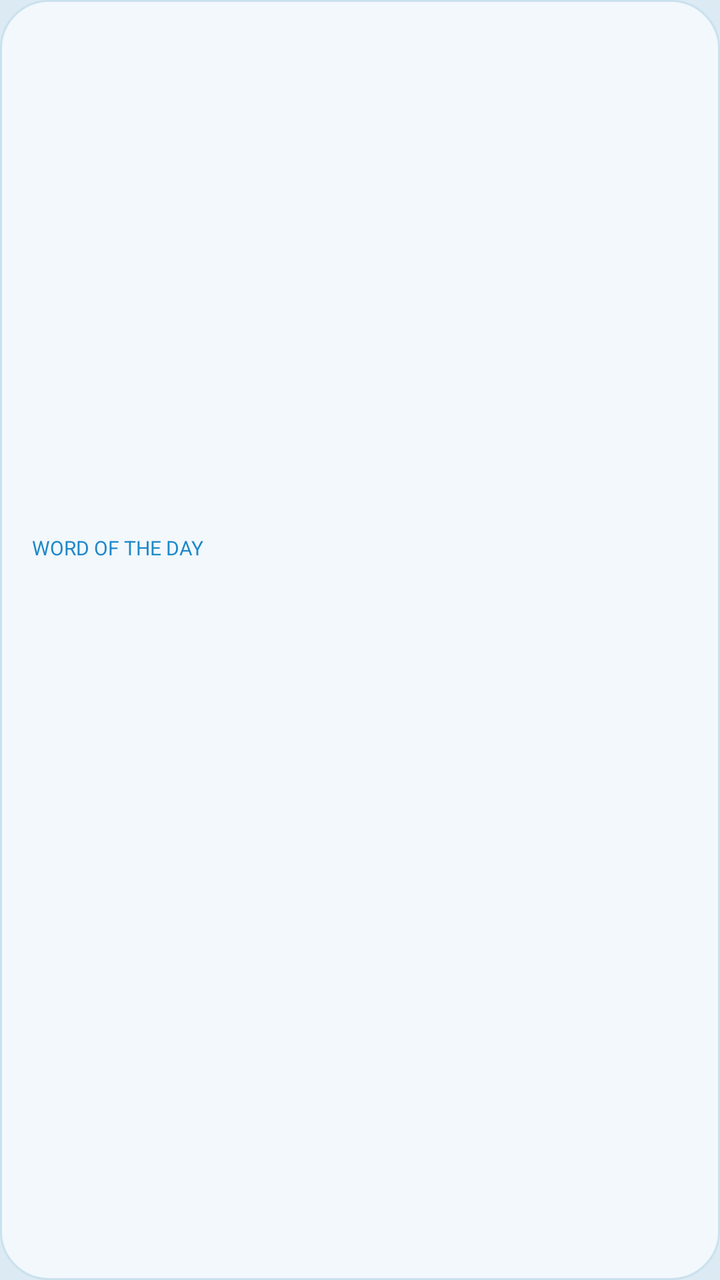
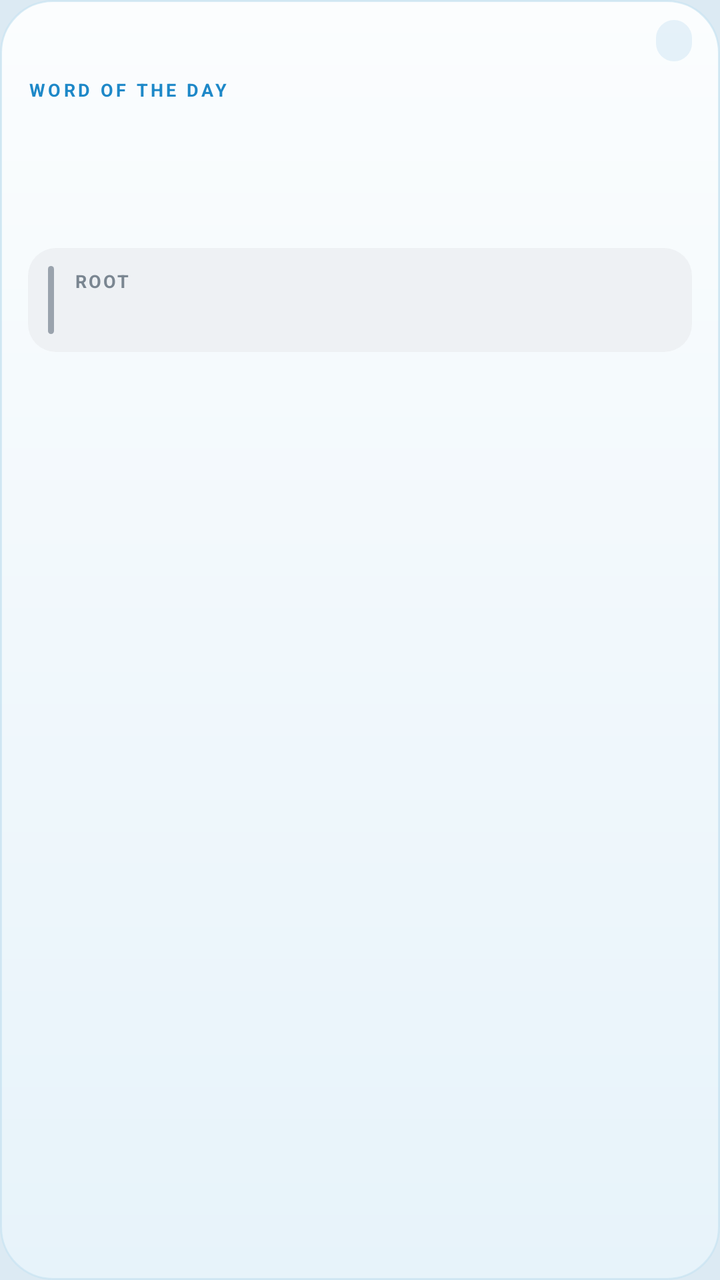

Compare the two renders of this Android layout. The source of the first and the diff that turns it into the second are given below.
<!-- AndroidManifest.xml: application theme Theme.VocabDaily -->
<!-- res/layout/widget_vocab.xml -->
<?xml version="1.0" encoding="utf-8"?>
<LinearLayout xmlns:android="http://schemas.android.com/apk/res/android"
    android:id="@+id/widget_root"
    android:layout_width="match_parent"
    android:layout_height="match_parent"
    android:background="@drawable/bg_widget_coast"
    android:gravity="center_vertical"
    android:orientation="vertical"
    android:padding="16dp">

    <LinearLayout
        android:layout_width="match_parent"
        android:layout_height="wrap_content"
        android:orientation="horizontal">

        <TextView
            android:id="@+id/widget_day"
            android:layout_width="0dp"
            android:layout_height="wrap_content"
            android:layout_weight="1"
            android:ellipsize="end"
            android:maxLines="1"
            android:textColor="#3A5F7A"
            android:textSize="12sp" />

        <TextView
            android:id="@+id/widget_count"
            android:layout_width="wrap_content"
            android:layout_height="wrap_content"
            android:maxLines="1"
            android:textColor="#1E88C8"
            android:textSize="12sp"
            android:textStyle="bold" />
    </LinearLayout>

    <TextView
        android:id="@+id/widget_eyebrow"
        android:layout_width="match_parent"
        android:layout_height="wrap_content"
        android:layout_marginTop="10dp"
        android:text="@string/widget_eyebrow"
        android:textAllCaps="true"
        android:textColor="#1E88C8"
        android:textSize="10sp" />

    <TextView
        android:id="@+id/widget_word"
        android:layout_width="match_parent"
        android:layout_height="wrap_content"
        android:layout_marginTop="2dp"
        android:ellipsize="end"
        android:maxLines="2"
        android:textColor="#12344F"
        android:textSize="28sp"
        android:textStyle="bold" />

    <TextView
        android:id="@+id/widget_meaning"
        android:layout_width="match_parent"
        android:layout_height="wrap_content"
        android:layout_marginTop="8dp"
        android:ellipsize="end"
        android:maxLines="3"
        android:textColor="#3A5F7A"
        android:textSize="14sp" />

    <TextView
        android:id="@+id/widget_etymology"
        android:layout_width="match_parent"
        android:layout_height="wrap_content"
        android:layout_marginTop="10dp"
        android:ellipsize="end"
        android:maxLines="1"
        android:textColor="#1E88C8"
        android:textSize="13sp"
        android:textStyle="italic" />

    <TextView
        android:id="@+id/widget_example"
        android:layout_width="match_parent"
        android:layout_height="wrap_content"
        android:layout_marginTop="8dp"
        android:ellipsize="end"
        android:maxLines="2"
        android:textColor="#3A5F7A"
        android:textSize="12sp" />
</LinearLayout>
<!-- resources referenced by this layout -->
<resources>
  <!-- drawable bg_widget_coast (drawable) -->
  <?xml version="1.0" encoding="utf-8"?>
  <shape xmlns:android="http://schemas.android.com/apk/res/android"
      android:shape="rectangle">
      <solid android:color="#F2F8FC" />
      <corners android:radius="24dp" />
      <stroke
          android:width="1dp"
          android:color="#99B8D9EA" />
  </shape>
  <string name="widget_eyebrow">Word of the day</string>
  <style name="Theme.VocabDaily" parent="Theme.Material3.Light.NoActionBar">
          <item name="colorPrimary">@color/coast_accent</item>
          <item name="android:statusBarColor">@color/coast_page</item>
          <item name="android:navigationBarColor">@color/coast_page</item>
          <item name="android:windowBackground">@color/coast_page</item>
          <item name="android:windowLightStatusBar">true</item>
      </style>
  <color name="coast_accent">#1E88C8</color>
  <color name="coast_page">#DCEAF3</color>
</resources>

<!-- the commit's change to res/layout/widget_vocab.xml (unified diff, before → after) -->
@@ -4,13 +4,18 @@
     android:layout_width="match_parent"
     android:layout_height="match_parent"
     android:background="@drawable/bg_widget_coast"
-    android:gravity="center_vertical"
+    android:gravity="top"
     android:orientation="vertical"
-    android:padding="16dp">
+    android:paddingStart="14dp"
+    android:paddingTop="10dp"
+    android:paddingEnd="14dp"
+    android:paddingBottom="12dp">
 
+    
     <LinearLayout
         android:layout_width="match_parent"
         android:layout_height="wrap_content"
+        android:gravity="center_vertical"
         android:orientation="horizontal">
 
         <TextView
@@ -20,16 +25,22 @@
             android:layout_weight="1"
             android:ellipsize="end"
             android:maxLines="1"
-            android:textColor="#3A5F7A"
-            android:textSize="12sp" />
+            android:textColor="#5B6B78"
+            android:textSize="11sp"
+            android:textStyle="bold" />
 
         <TextView
             android:id="@+id/widget_count"
             android:layout_width="wrap_content"
             android:layout_height="wrap_content"
+            android:background="@drawable/bg_count_chip"
             android:maxLines="1"
+            android:paddingStart="9dp"
+            android:paddingTop="3dp"
+            android:paddingEnd="9dp"
+            android:paddingBottom="3dp"
             android:textColor="#1E88C8"
-            android:textSize="12sp"
+            android:textSize="11sp"
             android:textStyle="bold" />
     </LinearLayout>
 
@@ -37,51 +48,96 @@
         android:id="@+id/widget_eyebrow"
         android:layout_width="match_parent"
         android:layout_height="wrap_content"
-        android:layout_marginTop="10dp"
+        android:layout_marginTop="8dp"
+        android:letterSpacing="0.16"
         android:text="@string/widget_eyebrow"
         android:textAllCaps="true"
         android:textColor="#1E88C8"
-        android:textSize="10sp" />
+        android:textSize="9sp"
+        android:textStyle="bold" />
 
     <TextView
         android:id="@+id/widget_word"
         android:layout_width="match_parent"
         android:layout_height="wrap_content"
-        android:layout_marginTop="2dp"
+        android:layout_marginTop="1dp"
         android:ellipsize="end"
+        android:includeFontPadding="false"
+        android:letterSpacing="-0.01"
         android:maxLines="2"
-        android:textColor="#12344F"
-        android:textSize="28sp"
+        android:textColor="#102A40"
+        android:textSize="30sp"
         android:textStyle="bold" />
 
     <TextView
         android:id="@+id/widget_meaning"
         android:layout_width="match_parent"
         android:layout_height="wrap_content"
-        android:layout_marginTop="8dp"
+        android:layout_marginTop="6dp"
         android:ellipsize="end"
         android:maxLines="3"
-        android:textColor="#3A5F7A"
+        android:textColor="#3E5568"
         android:textSize="14sp" />
 
-    <TextView
-        android:id="@+id/widget_etymology"
+    
+    <LinearLayout
+        android:id="@+id/widget_root_block"
         android:layout_width="match_parent"
         android:layout_height="wrap_content"
-        android:layout_marginTop="10dp"
-        android:ellipsize="end"
-        android:maxLines="1"
-        android:textColor="#1E88C8"
-        android:textSize="13sp"
-        android:textStyle="italic" />
+        android:layout_marginTop="12dp"
+        android:background="@drawable/bg_root_panel_filled"
+        android:gravity="center_vertical"
+        android:orientation="horizontal"
+        android:paddingStart="10dp"
+        android:paddingTop="9dp"
+        android:paddingEnd="12dp"
+        android:paddingBottom="9dp">
+
+        <TextView
+            android:id="@+id/widget_root_bar"
+            android:layout_width="3dp"
+            android:layout_height="34dp"
+            android:background="@drawable/bg_root_bar" />
+
+        <LinearLayout
+            android:layout_width="0dp"
+            android:layout_height="wrap_content"
+            android:layout_marginStart="10dp"
+            android:layout_weight="1"
+            android:orientation="vertical">
+
+            <TextView
+                android:id="@+id/widget_root_caption"
+                android:layout_width="match_parent"
+                android:layout_height="wrap_content"
+                android:letterSpacing="0.12"
+                android:text="@string/widget_root_caption"
+                android:textAllCaps="true"
+                android:textColor="#7A8691"
+                android:textSize="9sp"
+                android:textStyle="bold" />
+
+            <TextView
+                android:id="@+id/widget_etymology"
+                android:layout_width="match_parent"
+                android:layout_height="wrap_content"
+                android:layout_marginTop="1dp"
+                android:ellipsize="end"
+                android:maxLines="2"
+                android:textColor="#1E88C8"
+                android:textSize="13sp"
+                android:textStyle="italic" />
+        </LinearLayout>
+    </LinearLayout>
 
     <TextView
         android:id="@+id/widget_example"
         android:layout_width="match_parent"
         android:layout_height="wrap_content"
-        android:layout_marginTop="8dp"
+        android:layout_marginTop="11dp"
         android:ellipsize="end"
         android:maxLines="2"
-        android:textColor="#3A5F7A"
-        android:textSize="12sp" />
+        android:textColor="#5C6F7E"
+        android:textSize="12sp"
+        android:textStyle="italic" />
 </LinearLayout>
<!-- resource entries referenced after the edit -->
@@ -1,16 +1,42 @@
 <!-- resources referenced by this layout -->
 <resources>
+  <!-- drawable bg_count_chip (drawable) -->
+  <?xml version="1.0" encoding="utf-8"?>
+  <shape xmlns:android="http://schemas.android.com/apk/res/android"
+      android:shape="rectangle">
+      <solid android:color="#1A1E88C8" />
+      <corners android:radius="999dp" />
+  </shape>
+  <!-- drawable bg_root_bar (drawable) -->
+  <?xml version="1.0" encoding="utf-8"?>
+  <shape xmlns:android="http://schemas.android.com/apk/res/android"
+      android:shape="rectangle">
+      <solid android:color="#9AA3AD" />
+      <corners android:radius="999dp" />
+  </shape>
+  <!-- drawable bg_root_panel_filled (drawable) -->
+  <?xml version="1.0" encoding="utf-8"?>
+  <shape xmlns:android="http://schemas.android.com/apk/res/android"
+      android:shape="rectangle">
+      <solid android:color="#EEF1F4" />
+      <corners android:radius="14dp" />
+  </shape>
   <!-- drawable bg_widget_coast (drawable) -->
   <?xml version="1.0" encoding="utf-8"?>
   <shape xmlns:android="http://schemas.android.com/apk/res/android"
       android:shape="rectangle">
-      <solid android:color="#F2F8FC" />
-      <corners android:radius="24dp" />
+      <gradient
+          android:angle="145"
+          android:endColor="#E7F3FA"
+          android:startColor="#FBFDFE"
+          android:type="linear" />
+      <corners android:radius="26dp" />
       <stroke
           android:width="1dp"
-          android:color="#99B8D9EA" />
+          android:color="#B3C9E4F2" />
   </shape>
   <string name="widget_eyebrow">Word of the day</string>
+  <string name="widget_root_caption">Root</string>
   <style name="Theme.VocabDaily" parent="Theme.Material3.Light.NoActionBar">
           <item name="colorPrimary">@color/coast_accent</item>
           <item name="android:statusBarColor">@color/coast_page</item>
